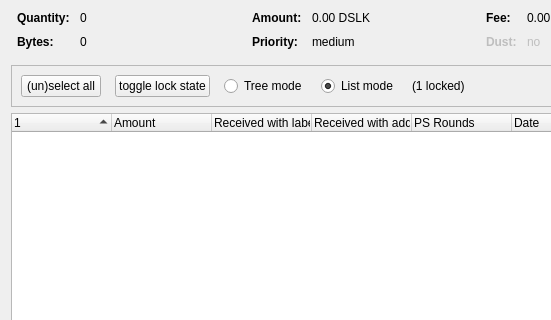
Before: the Qt Designer form src/qt/forms/coincontroldialog.ui in duality-solutions/Dynamic, drawn with Qt 5; both pictures show x 0 to 551 and y 0 to 320 of the 954 by 500 pixel window.
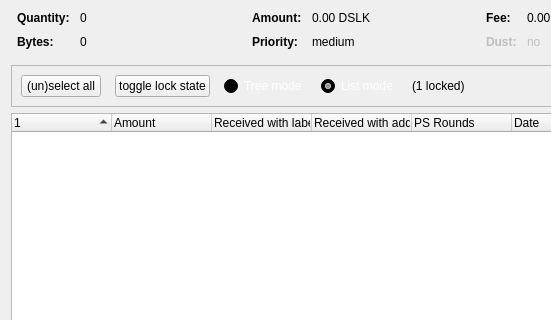
After: the same form once the commit is applied. Custom widgets are drawn as their Qt base class.

Diff of the .ui file:
```diff
--- a/src/qt/forms/coincontroldialog.ui
+++ b/src/qt/forms/coincontroldialog.ui
@@ -392,6 +392,421 @@
             <verstretch>0</verstretch>
            </sizepolicy>
           </property>
+          <property name="palette">
+           <palette>
+            <active>
+             <colorrole role="WindowText">
+              <brush brushstyle="SolidPattern">
+               <color alpha="255">
+                <red>255</red>
+                <green>255</green>
+                <blue>255</blue>
+               </color>
+              </brush>
+             </colorrole>
+             <colorrole role="Button">
+              <brush brushstyle="SolidPattern">
+               <color alpha="255">
+                <red>0</red>
+                <green>0</green>
+                <blue>0</blue>
+               </color>
+              </brush>
+             </colorrole>
+             <colorrole role="Light">
+              <brush brushstyle="SolidPattern">
+               <color alpha="255">
+                <red>0</red>
+                <green>0</green>
+                <blue>0</blue>
+               </color>
+              </brush>
+             </colorrole>
+             <colorrole role="Midlight">
+              <brush brushstyle="SolidPattern">
+               <color alpha="255">
+                <red>0</red>
+                <green>0</green>
+                <blue>0</blue>
+               </color>
+              </brush>
+             </colorrole>
+             <colorrole role="Dark">
+              <brush brushstyle="SolidPattern">
+               <color alpha="255">
+                <red>0</red>
+                <green>0</green>
+                <blue>0</blue>
+               </color>
+              </brush>
+             </colorrole>
+             <colorrole role="Mid">
+              <brush brushstyle="SolidPattern">
+               <color alpha="255">
+                <red>0</red>
+                <green>0</green>
+                <blue>0</blue>
+               </color>
+              </brush>
+             </colorrole>
+             <colorrole role="Text">
+              <brush brushstyle="SolidPattern">
+               <color alpha="255">
+                <red>255</red>
+                <green>255</green>
+                <blue>255</blue>
+               </color>
+              </brush>
+             </colorrole>
+             <colorrole role="BrightText">
+              <brush brushstyle="SolidPattern">
+               <color alpha="255">
+                <red>255</red>
+                <green>255</green>
+                <blue>255</blue>
+               </color>
+              </brush>
+             </colorrole>
+             <colorrole role="ButtonText">
+              <brush brushstyle="SolidPattern">
+               <color alpha="255">
+                <red>255</red>
+                <green>255</green>
+                <blue>255</blue>
+               </color>
+              </brush>
+             </colorrole>
+             <colorrole role="Base">
+              <brush brushstyle="SolidPattern">
+               <color alpha="255">
+                <red>0</red>
+                <green>0</green>
+                <blue>0</blue>
+               </color>
+              </brush>
+             </colorrole>
+             <colorrole role="Window">
+              <brush brushstyle="SolidPattern">
+               <color alpha="255">
+                <red>0</red>
+                <green>0</green>
+                <blue>0</blue>
+               </color>
+              </brush>
+             </colorrole>
+             <colorrole role="Shadow">
+              <brush brushstyle="SolidPattern">
+               <color alpha="255">
+                <red>0</red>
+                <green>0</green>
+                <blue>0</blue>
+               </color>
+              </brush>
+             </colorrole>
+             <colorrole role="AlternateBase">
+              <brush brushstyle="SolidPattern">
+               <color alpha="255">
+                <red>0</red>
+                <green>0</green>
+                <blue>0</blue>
+               </color>
+              </brush>
+             </colorrole>
+             <colorrole role="ToolTipBase">
+              <brush brushstyle="SolidPattern">
+               <color alpha="255">
+                <red>255</red>
+                <green>255</green>
+                <blue>220</blue>
+               </color>
+              </brush>
+             </colorrole>
+             <colorrole role="ToolTipText">
+              <brush brushstyle="SolidPattern">
+               <color alpha="255">
+                <red>0</red>
+                <green>0</green>
+                <blue>0</blue>
+               </color>
+              </brush>
+             </colorrole>
+            </active>
+            <inactive>
+             <colorrole role="WindowText">
+              <brush brushstyle="SolidPattern">
+               <color alpha="255">
+                <red>255</red>
+                <green>255</green>
+                <blue>255</blue>
+               </color>
+              </brush>
+             </colorrole>
+             <colorrole role="Button">
+              <brush brushstyle="SolidPattern">
+               <color alpha="255">
+                <red>0</red>
+                <green>0</green>
+                <blue>0</blue>
+               </color>
+              </brush>
+             </colorrole>
+             <colorrole role="Light">
+              <brush brushstyle="SolidPattern">
+               <color alpha="255">
+                <red>0</red>
+                <green>0</green>
+                <blue>0</blue>
+               </color>
+              </brush>
+             </colorrole>
+             <colorrole role="Midlight">
+              <brush brushstyle="SolidPattern">
+               <color alpha="255">
+                <red>0</red>
+                <green>0</green>
+                <blue>0</blue>
+               </color>
+              </brush>
+             </colorrole>
+             <colorrole role="Dark">
+              <brush brushstyle="SolidPattern">
+               <color alpha="255">
+                <red>0</red>
+                <green>0</green>
+                <blue>0</blue>
+               </color>
+              </brush>
+             </colorrole>
+             <colorrole role="Mid">
+              <brush brushstyle="SolidPattern">
+               <color alpha="255">
+                <red>0</red>
+                <green>0</green>
+                <blue>0</blue>
+               </color>
+              </brush>
+             </colorrole>
+             <colorrole role="Text">
+              <brush brushstyle="SolidPattern">
+               <color alpha="255">
+                <red>255</red>
+                <green>255</green>
+                <blue>255</blue>
+               </color>
+              </brush>
+             </colorrole>
+             <colorrole role="BrightText">
+              <brush brushstyle="SolidPattern">
+               <color alpha="255">
+                <red>255</red>
+                <green>255</green>
+                <blue>255</blue>
+               </color>
+              </brush>
+             </colorrole>
+             <colorrole role="ButtonText">
+              <brush brushstyle="SolidPattern">
+               <color alpha="255">
+                <red>255</red>
+                <green>255</green>
+                <blue>255</blue>
+               </color>
+              </brush>
+             </colorrole>
+             <colorrole role="Base">
+              <brush brushstyle="SolidPattern">
+               <color alpha="255">
+                <red>0</red>
+                <green>0</green>
+                <blue>0</blue>
+               </color>
+              </brush>
+             </colorrole>
+             <colorrole role="Window">
+              <brush brushstyle="SolidPattern">
+               <color alpha="255">
+                <red>0</red>
+                <green>0</green>
+                <blue>0</blue>
+               </color>
+              </brush>
+             </colorrole>
+             <colorrole role="Shadow">
+              <brush brushstyle="SolidPattern">
+               <color alpha="255">
+                <red>0</red>
+                <green>0</green>
+                <blue>0</blue>
+               </color>
+              </brush>
+             </colorrole>
+             <colorrole role="AlternateBase">
+              <brush brushstyle="SolidPattern">
+               <color alpha="255">
+                <red>0</red>
+                <green>0</green>
+                <blue>0</blue>
+               </color>
+              </brush>
+             </colorrole>
+             <colorrole role="ToolTipBase">
+              <brush brushstyle="SolidPattern">
+               <color alpha="255">
+                <red>255</red>
+                <green>255</green>
+                <blue>220</blue>
+               </color>
+              </brush>
+             </colorrole>
+             <colorrole role="ToolTipText">
+              <brush brushstyle="SolidPattern">
+               <color alpha="255">
+                <red>0</red>
+                <green>0</green>
+                <blue>0</blue>
+               </color>
+              </brush>
+             </colorrole>
+            </inactive>
+            <disabled>
+             <colorrole role="WindowText">
+              <brush brushstyle="SolidPattern">
+               <color alpha="255">
+                <red>0</red>
+                <green>0</green>
+                <blue>0</blue>
+               </color>
+              </brush>
+             </colorrole>
+             <colorrole role="Button">
+              <brush brushstyle="SolidPattern">
+               <color alpha="255">
+                <red>0</red>
+                <green>0</green>
+                <blue>0</blue>
+               </color>
+              </brush>
+             </colorrole>
+             <colorrole role="Light">
+              <brush brushstyle="SolidPattern">
+               <color alpha="255">
+                <red>0</red>
+                <green>0</green>
+                <blue>0</blue>
+               </color>
+              </brush>
+             </colorrole>
+             <colorrole role="Midlight">
+              <brush brushstyle="SolidPattern">
+               <color alpha="255">
+                <red>0</red>
+                <green>0</green>
+                <blue>0</blue>
+               </color>
+              </brush>
+             </colorrole>
+             <colorrole role="Dark">
+              <brush brushstyle="SolidPattern">
+               <color alpha="255">
+                <red>0</red>
+                <green>0</green>
+                <blue>0</blue>
+               </color>
+              </brush>
+             </colorrole>
+             <colorrole role="Mid">
+              <brush brushstyle="SolidPattern">
+               <color alpha="255">
+                <red>0</red>
+                <green>0</green>
+                <blue>0</blue>
+               </color>
+              </brush>
+             </colorrole>
+             <colorrole role="Text">
+              <brush brushstyle="SolidPattern">
+               <color alpha="255">
+                <red>0</red>
+                <green>0</green>
+                <blue>0</blue>
+               </color>
+              </brush>
+             </colorrole>
+             <colorrole role="BrightText">
+              <brush brushstyle="SolidPattern">
+               <color alpha="255">
+                <red>255</red>
+                <green>255</green>
+                <blue>255</blue>
+               </color>
+              </brush>
+             </colorrole>
+             <colorrole role="ButtonText">
+              <brush brushstyle="SolidPattern">
+               <color alpha="255">
+                <red>0</red>
+                <green>0</green>
+                <blue>0</blue>
+               </color>
+              </brush>
+             </colorrole>
+             <colorrole role="Base">
+              <brush brushstyle="SolidPattern">
+               <color alpha="255">
+                <red>0</red>
+                <green>0</green>
+                <blue>0</blue>
+               </color>
+              </brush>
+             </colorrole>
+             <colorrole role="Window">
+              <brush brushstyle="SolidPattern">
+               <color alpha="255">
+                <red>0</red>
+                <green>0</green>
+                <blue>0</blue>
+               </color>
+              </brush>
+             </colorrole>
+             <colorrole role="Shadow">
+              <brush brushstyle="SolidPattern">
+               <color alpha="255">
+                <red>0</red>
+                <green>0</green>
+                <blue>0</blue>
+               </color>
+              </brush>
+             </colorrole>
+             <colorrole role="AlternateBase">
+              <brush brushstyle="SolidPattern">
+               <color alpha="255">
+                <red>0</red>
+                <green>0</green>
+                <blue>0</blue>
+               </color>
+              </brush>
+             </colorrole>
+             <colorrole role="ToolTipBase">
+              <brush brushstyle="SolidPattern">
+               <color alpha="255">
+                <red>255</red>
+                <green>255</green>
+                <blue>220</blue>
+               </color>
+              </brush>
+             </colorrole>
+             <colorrole role="ToolTipText">
+              <brush brushstyle="SolidPattern">
+               <color alpha="255">
+                <red>0</red>
+                <green>0</green>
+                <blue>0</blue>
+               </color>
+              </brush>
+             </colorrole>
+            </disabled>
+           </palette>
+          </property>
           <property name="text">
            <string>Tree mode</string>
           </property>
@@ -405,6 +820,421 @@
             <verstretch>0</verstretch>
            </sizepolicy>
           </property>
+          <property name="palette">
+           <palette>
+            <active>
+             <colorrole role="WindowText">
+              <brush brushstyle="SolidPattern">
+               <color alpha="255">
+                <red>255</red>
+                <green>255</green>
+                <blue>255</blue>
+               </color>
+              </brush>
+             </colorrole>
+             <colorrole role="Button">
+              <brush brushstyle="SolidPattern">
+               <color alpha="255">
+                <red>0</red>
+                <green>0</green>
+                <blue>0</blue>
+               </color>
+              </brush>
+             </colorrole>
+             <colorrole role="Light">
+              <brush brushstyle="SolidPattern">
+               <color alpha="255">
+                <red>0</red>
+                <green>0</green>
+                <blue>0</blue>
+               </color>
+              </brush>
+             </colorrole>
+             <colorrole role="Midlight">
+              <brush brushstyle="SolidPattern">
+               <color alpha="255">
+                <red>0</red>
+                <green>0</green>
+                <blue>0</blue>
+               </color>
+              </brush>
+             </colorrole>
+             <colorrole role="Dark">
+              <brush brushstyle="SolidPattern">
+               <color alpha="255">
+                <red>0</red>
+                <green>0</green>
+                <blue>0</blue>
+               </color>
+              </brush>
+             </colorrole>
+             <colorrole role="Mid">
+              <brush brushstyle="SolidPattern">
+               <color alpha="255">
+                <red>0</red>
+                <green>0</green>
+                <blue>0</blue>
+               </color>
+              </brush>
+             </colorrole>
+             <colorrole role="Text">
+              <brush brushstyle="SolidPattern">
+               <color alpha="255">
+                <red>255</red>
+                <green>255</green>
+                <blue>255</blue>
+               </color>
+              </brush>
+             </colorrole>
+             <colorrole role="BrightText">
+              <brush brushstyle="SolidPattern">
+               <color alpha="255">
+                <red>255</red>
+                <green>255</green>
+                <blue>255</blue>
+               </color>
+              </brush>
+             </colorrole>
+             <colorrole role="ButtonText">
+              <brush brushstyle="SolidPattern">
+               <color alpha="255">
+                <red>255</red>
+                <green>255</green>
+                <blue>255</blue>
+               </color>
+              </brush>
+             </colorrole>
+             <colorrole role="Base">
+              <brush brushstyle="SolidPattern">
+               <color alpha="255">
+                <red>0</red>
+                <green>0</green>
+                <blue>0</blue>
+               </color>
+              </brush>
+             </colorrole>
+             <colorrole role="Window">
+              <brush brushstyle="SolidPattern">
+               <color alpha="255">
+                <red>0</red>
+                <green>0</green>
+                <blue>0</blue>
+               </color>
+              </brush>
+             </colorrole>
+             <colorrole role="Shadow">
+              <brush brushstyle="SolidPattern">
+               <color alpha="255">
+                <red>0</red>
+                <green>0</green>
+                <blue>0</blue>
+               </color>
+              </brush>
+             </colorrole>
+             <colorrole role="AlternateBase">
+              <brush brushstyle="SolidPattern">
+               <color alpha="255">
+                <red>0</red>
+                <green>0</green>
+                <blue>0</blue>
+               </color>
+              </brush>
+             </colorrole>
+             <colorrole role="ToolTipBase">
+              <brush brushstyle="SolidPattern">
+               <color alpha="255">
+                <red>255</red>
+                <green>255</green>
+                <blue>220</blue>
+               </color>
+              </brush>
+             </colorrole>
+             <colorrole role="ToolTipText">
+              <brush brushstyle="SolidPattern">
+               <color alpha="255">
+                <red>0</red>
+                <green>0</green>
+                <blue>0</blue>
+               </color>
+              </brush>
+             </colorrole>
+            </active>
+            <inactive>
+             <colorrole role="WindowText">
+              <brush brushstyle="SolidPattern">
+               <color alpha="255">
+                <red>255</red>
+                <green>255</green>
+                <blue>255</blue>
+               </color>
+              </brush>
+             </colorrole>
+             <colorrole role="Button">
+              <brush brushstyle="SolidPattern">
+               <color alpha="255">
+                <red>0</red>
+                <green>0</green>
+                <blue>0</blue>
+               </color>
+              </brush>
+             </colorrole>
+             <colorrole role="Light">
+              <brush brushstyle="SolidPattern">
+               <color alpha="255">
+                <red>0</red>
+                <green>0</green>
+                <blue>0</blue>
+               </color>
+              </brush>
+             </colorrole>
+             <colorrole role="Midlight">
+              <brush brushstyle="SolidPattern">
+               <color alpha="255">
+                <red>0</red>
+                <green>0</green>
+                <blue>0</blue>
+               </color>
+              </brush>
+             </colorrole>
+             <colorrole role="Dark">
+              <brush brushstyle="SolidPattern">
+               <color alpha="255">
+                <red>0</red>
+                <green>0</green>
+                <blue>0</blue>
+               </color>
+              </brush>
+             </colorrole>
+             <colorrole role="Mid">
+              <brush brushstyle="SolidPattern">
+               <color alpha="255">
+                <red>0</red>
+                <green>0</green>
+                <blue>0</blue>
+               </color>
+              </brush>
+             </colorrole>
+             <colorrole role="Text">
+              <brush brushstyle="SolidPattern">
+               <color alpha="255">
+                <red>255</red>
+                <green>255</green>
+                <blue>255</blue>
+               </color>
+              </brush>
+             </colorrole>
+             <colorrole role="BrightText">
+              <brush brushstyle="SolidPattern">
+               <color alpha="255">
+                <red>255</red>
+                <green>255</green>
+                <blue>255</blue>
+               </color>
+              </brush>
+             </colorrole>
+             <colorrole role="ButtonText">
+              <brush brushstyle="SolidPattern">
+               <color alpha="255">
+                <red>255</red>
+                <green>255</green>
+                <blue>255</blue>
+               </color>
+              </brush>
+             </colorrole>
+             <colorrole role="Base">
+              <brush brushstyle="SolidPattern">
+               <color alpha="255">
+                <red>0</red>
+                <green>0</green>
+                <blue>0</blue>
+               </color>
+              </brush>
+             </colorrole>
+             <colorrole role="Window">
+              <brush brushstyle="SolidPattern">
+               <color alpha="255">
+                <red>0</red>
+                <green>0</green>
+                <blue>0</blue>
+               </color>
+              </brush>
+             </colorrole>
+             <colorrole role="Shadow">
+              <brush brushstyle="SolidPattern">
+               <color alpha="255">
+                <red>0</red>
+                <green>0</green>
+                <blue>0</blue>
+               </color>
+              </brush>
+             </colorrole>
+             <colorrole role="AlternateBase">
+              <brush brushstyle="SolidPattern">
+               <color alpha="255">
+                <red>0</red>
+                <green>0</green>
+                <blue>0</blue>
+               </color>
+              </brush>
+             </colorrole>
+             <colorrole role="ToolTipBase">
+              <brush brushstyle="SolidPattern">
+               <color alpha="255">
+                <red>255</red>
+                <green>255</green>
+                <blue>220</blue>
+               </color>
+              </brush>
+             </colorrole>
+             <colorrole role="ToolTipText">
+              <brush brushstyle="SolidPattern">
+               <color alpha="255">
+                <red>0</red>
+                <green>0</green>
+                <blue>0</blue>
+               </color>
+              </brush>
+             </colorrole>
+            </inactive>
+            <disabled>
+             <colorrole role="WindowText">
+              <brush brushstyle="SolidPattern">
+               <color alpha="255">
+                <red>0</red>
+                <green>0</green>
+                <blue>0</blue>
+               </color>
+              </brush>
+             </colorrole>
+             <colorrole role="Button">
+              <brush brushstyle="SolidPattern">
+               <color alpha="255">
+                <red>0</red>
+                <green>0</green>
+                <blue>0</blue>
+               </color>
+              </brush>
+             </colorrole>
+             <colorrole role="Light">
+              <brush brushstyle="SolidPattern">
+               <color alpha="255">
+                <red>0</red>
+                <green>0</green>
+                <blue>0</blue>
+               </color>
+              </brush>
+             </colorrole>
+             <colorrole role="Midlight">
+              <brush brushstyle="SolidPattern">
+               <color alpha="255">
+                <red>0</red>
+                <green>0</green>
+                <blue>0</blue>
+               </color>
+              </brush>
+             </colorrole>
+             <colorrole role="Dark">
+              <brush brushstyle="SolidPattern">
+               <color alpha="255">
+                <red>0</red>
+                <green>0</green>
+                <blue>0</blue>
+               </color>
+              </brush>
+             </colorrole>
+             <colorrole role="Mid">
+              <brush brushstyle="SolidPattern">
+               <color alpha="255">
+                <red>0</red>
+                <green>0</green>
+                <blue>0</blue>
+               </color>
+              </brush>
+             </colorrole>
+             <colorrole role="Text">
+              <brush brushstyle="SolidPattern">
+               <color alpha="255">
+                <red>0</red>
+                <green>0</green>
+                <blue>0</blue>
+               </color>
+              </brush>
+             </colorrole>
+             <colorrole role="BrightText">
+              <brush brushstyle="SolidPattern">
+               <color alpha="255">
+                <red>255</red>
+                <green>255</green>
+                <blue>255</blue>
+               </color>
+              </brush>
+             </colorrole>
+             <colorrole role="ButtonText">
+              <brush brushstyle="SolidPattern">
+               <color alpha="255">
+                <red>0</red>
+                <green>0</green>
+                <blue>0</blue>
+               </color>
+              </brush>
+             </colorrole>
+             <colorrole role="Base">
+              <brush brushstyle="SolidPattern">
+               <color alpha="255">
+                <red>0</red>
+                <green>0</green>
+                <blue>0</blue>
+               </color>
+              </brush>
+             </colorrole>
+             <colorrole role="Window">
+              <brush brushstyle="SolidPattern">
+               <color alpha="255">
+                <red>0</red>
+                <green>0</green>
+                <blue>0</blue>
+               </color>
+              </brush>
+             </colorrole>
+             <colorrole role="Shadow">
+              <brush brushstyle="SolidPattern">
+               <color alpha="255">
+                <red>0</red>
+                <green>0</green>
+                <blue>0</blue>
+               </color>
+              </brush>
+             </colorrole>
+             <colorrole role="AlternateBase">
+              <brush brushstyle="SolidPattern">
+               <color alpha="255">
+                <red>0</red>
+                <green>0</green>
+                <blue>0</blue>
+               </color>
+              </brush>
+             </colorrole>
+             <colorrole role="ToolTipBase">
+              <brush brushstyle="SolidPattern">
+               <color alpha="255">
+                <red>255</red>
+                <green>255</green>
+                <blue>220</blue>
+               </color>
+              </brush>
+             </colorrole>
+             <colorrole role="ToolTipText">
+              <brush brushstyle="SolidPattern">
+               <color alpha="255">
+                <red>0</red>
+                <green>0</green>
+                <blue>0</blue>
+               </color>
+              </brush>
+             </colorrole>
+            </disabled>
+           </palette>
+          </property>
           <property name="text">
            <string>List mode</string>
           </property>
```
